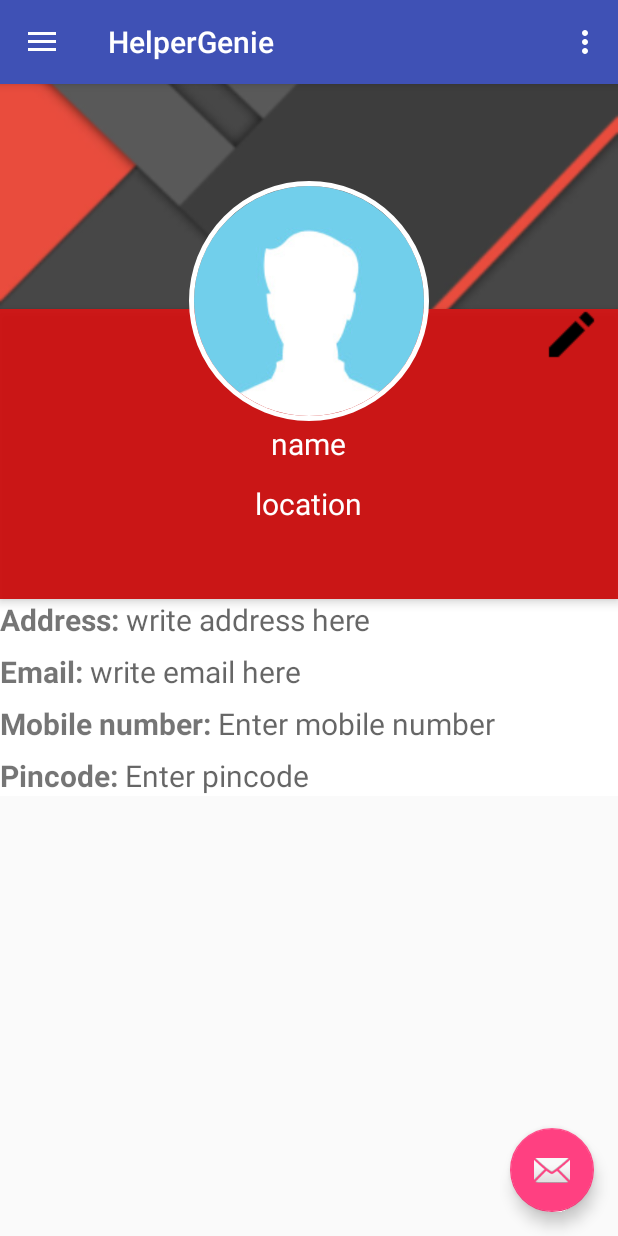
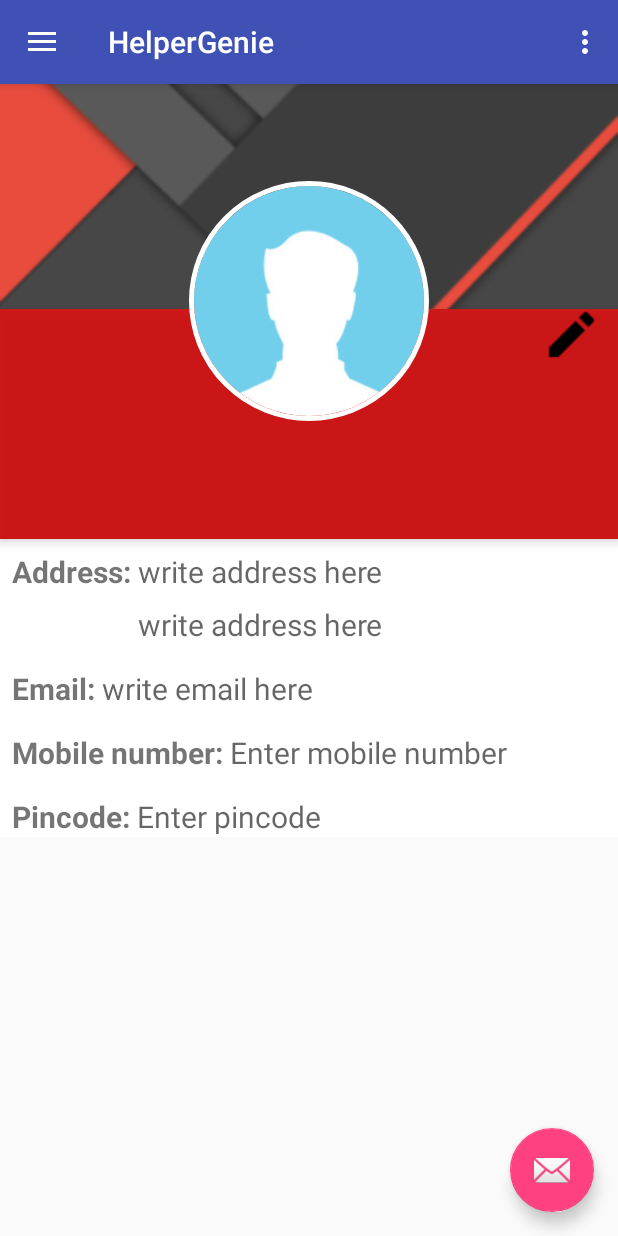
Before and after one commit to Lad-Rahul/HelperGenie, an Android app: the fragment ProfileActivity placed in its activity, on a phone screen of 412 x 824 dp. Run offline under Robolectric (Android 15) with nearby library versions, the phone set to English and light mode, and no system bars; our stand-ins replace CircleImageView, Firebase (no records; nobody signed in at launch, a user with empty details on screens opened directly); libraries missing offline, so code that uses them is left out: com.firebase.ui; 6 statements that could not run were skipped.

Commit message:
Added Profile functionality and retrieve user information

```diff
--- a/app/src/main/java/com/example/lad/helpergenie/FireUser.java
+++ b/app/src/main/java/com/example/lad/helpergenie/FireUser.java
@@ -4,6 +4,7 @@ import android.os.FileUriExposedException;
 
 public class FireUser {
     private String address;
+    private String address2;
     private String email;
     private String mobile;
     private String name;
@@ -12,8 +13,9 @@ public class FireUser {
     public FireUser(){
     }
 
-    public FireUser(String address,String email, String mobile,String name, String pincode){
-        this.address = address;
+    public FireUser(String address1,String address2,String email, String mobile,String name, String pincode){
+        this.address = address1;
+        this.address2 = address2;
         this.email = email;
         this.name = name;
         this.mobile = mobile ;
@@ -24,8 +26,16 @@ public class FireUser {
         return address;
     }
 
-    public void setAddress(String address) {
-        this.address = address;
+    public void setAddress(String address1) {
+        this.address = address1;
+    }
+
+    public String getAddress2() {
+        return address2;
+    }
+
+    public void setAddress2(String address2) {
+        this.address2 = address2;
     }
 
     public String getEmail() {
--- a/app/src/main/java/com/example/lad/helpergenie/MainActivity.java
+++ b/app/src/main/java/com/example/lad/helpergenie/MainActivity.java
@@ -80,6 +80,7 @@ public class MainActivity extends AppCompatActivity
         FirebaseUser user = auth.getCurrentUser();
         if (user != null) {
             // signed In
+            Toast.makeText(MainActivity.this, "User EmailId is "+user.getEmail().toString(), Toast.LENGTH_SHORT).show();
             Toast.makeText(MainActivity.this, user.getDisplayName()+" is Logged in !", Toast.LENGTH_SHORT).show();
         } else {
             // not signed in
--- a/app/src/main/java/com/example/lad/helpergenie/ProfileActivity.java
+++ b/app/src/main/java/com/example/lad/helpergenie/ProfileActivity.java
@@ -1,16 +1,25 @@
 package com.example.lad.helpergenie;
 
 
+import android.app.ProgressDialog;
 import android.os.Bundle;
 import android.support.annotation.Nullable;
 import android.support.v4.app.Fragment;
-import android.support.v7.app.AppCompatActivity;
+import android.util.Log;
 import android.view.LayoutInflater;
 import android.view.View;
 import android.view.ViewGroup;
+import android.widget.ProgressBar;
 import android.widget.TextView;
+import android.widget.Toast;
 
-import org.w3c.dom.Text;
+import com.google.firebase.auth.FirebaseAuth;
+import com.google.firebase.auth.FirebaseUser;
+import com.google.firebase.database.DataSnapshot;
+import com.google.firebase.database.DatabaseError;
+import com.google.firebase.database.DatabaseReference;
+import com.google.firebase.database.FirebaseDatabase;
+import com.google.firebase.database.ValueEventListener;
 
 
 /**
@@ -18,10 +27,16 @@ import org.w3c.dom.Text;
  */
 
 public class ProfileActivity extends Fragment {
-    private TextView mAddressTextView;
+    private TextView mAddressTextView3,mAddressTextView2;
     private TextView mEmailTextView;
     private TextView mMobileTextView;
     private TextView mPincodeTextView;
+    private TextView mName;
+    private FirebaseDatabase mData;
+    private DatabaseReference mRef;
+    private String name,email,pincode,address1,address2,mobile;
+    FirebaseAuth auth = FirebaseAuth.getInstance();
+
 
     View mView;
 
@@ -29,10 +44,75 @@ public class ProfileActivity extends Fragment {
     @Override
     public View onCreateView(LayoutInflater inflater, @Nullable ViewGroup container, Bundle savedInstanceState) {
         mView = inflater.inflate(R.layout.activity_profile,container,false);
-        mAddressTextView=(TextView)mView.findViewById(R.id.write_address);
+        final ProgressDialog pd = new ProgressDialog(getActivity());
+        pd.setTitle("Please Wait...");
+        pd.setMessage("Fetching Your Profile...");
+        pd.setProgressStyle(ProgressDialog.STYLE_SPINNER);
+        pd.setCancelable(false);
+        pd.show();
+        mAddressTextView3=(TextView)mView.findViewById(R.id.write_address3);
+        mAddressTextView2=(TextView)mView.findViewById(R.id.write_address2);
         mEmailTextView=(TextView)mView.findViewById(R.id.write_email);
         mMobileTextView=(TextView)mView.findViewById(R.id.write_mobile);
         mPincodeTextView=(TextView)mView.findViewById(R.id.write_pincode);
+        mName = (TextView)mView.findViewById(R.id.name);
+
+        mData = FirebaseDatabase.getInstance();
+
+        FirebaseUser user = auth.getCurrentUser();
+        String currUserEmail = "";
+        if (user != null) {
+            // signed In
+            currUserEmail = user.getEmail().toString().replace(".","").trim();
+            Toast.makeText(getActivity(),"Current email is "+ currUserEmail +".",Toast.LENGTH_LONG).show();
+        } else {
+            // not signed in
+        }
+        //String strrrr =  "user1@usrcom";
+        mRef = mData.getReference().child("users").child(currUserEmail);
+        //mRef = mData.getReference().child("users").child(currUserEmail);
+
+        ValueEventListener val = new ValueEventListener() {
+            @Override
+            public void onDataChange(DataSnapshot dataSnapshot) {
+                FireUser fireUser = dataSnapshot.getValue(FireUser.class);
+                name = fireUser.getName();
+                Toast.makeText(getActivity(), "Username is "+name, Toast.LENGTH_SHORT).show();
+                email = fireUser.getEmail();
+                Toast.makeText(getActivity(), "Email is "+email, Toast.LENGTH_SHORT).show();
+                pincode = fireUser.getPincode();
+                Toast.makeText(getActivity(), "Pincode is "+pincode, Toast.LENGTH_SHORT).show();
+                address1 = fireUser.getAddress();
+                Toast.makeText(getActivity(), "Address1 is "+address1, Toast.LENGTH_SHORT).show();
+                address2 = fireUser.getAddress2();
+                Toast.makeText(getActivity(), "Address2 is "+address2, Toast.LENGTH_SHORT).show();
+                mobile = fireUser.getMobile();
+                Toast.makeText(getActivity(), "Mobile is "+mobile, Toast.LENGTH_SHORT).show();
+
+
+                mEmailTextView.setText(email);
+                mMobileTextView.setText(mobile);
+                mPincodeTextView.setText(pincode);
+                mName.setText(name);
+                mAddressTextView3.setText(address1);
+                mAddressTextView2.setText(address2);
+
+                pd.cancel();
+
+                Log.d("Debugging : ","name is "+name);
+                Log.d("Debugging : ","Email is "+email);
+                Log.d("Debugging : ","Pincode is "+pincode);
+                Log.d("Debugging : ","Address1 is "+address1);
+                Log.d("Debugging : ","Address2 is "+address2);
+                Log.d("Debugging : ","Mobile is "+mobile);
+            }
+            @Override
+            public void onCancelled(DatabaseError databaseError) {
+
+            }
+        };
+        mRef.addValueEventListener(val);
+
         return mView;
     }
 }
--- a/app/src/main/java/com/example/lad/helpergenie/TrialFirebase.java
+++ b/app/src/main/java/com/example/lad/helpergenie/TrialFirebase.java
@@ -40,42 +40,17 @@ public class TrialFirebase extends AppCompatActivity {
         ValueEventListener val = new ValueEventListener() {
             @Override
             public void onDataChange(DataSnapshot dataSnapshot) {
-                /*ArrayList<DataSnapshot> dataSnapshots = new ArrayList<DataSnapshot>();
-                Iterable<DataSnapshot> children = dataSnapshot.getChildren();
-                for (DataSnapshot x : children){
-                    dataSnapshots.add(x);
-                }
-                Log.e("kjhkhjh","Count in 1st datasnapshots is "+dataSnapshots.get(0).getChildrenCount());
-                Log.e("kjhkhjh","Count in 2nd datasnapshots is "+dataSnapshots.get(1).getChildrenCount());
-                for (int y = 0; y < dataSnapshots.size() ; y++){
-                    Log.e("jhjkuhh","Size is now "+y);
-                }
-
-                ArrayList<String> strs = new ArrayList<String>();
-                for(DataSnapshot datas : dataSnapshots){
-                    strs.add(datas.getValue(String.class));
-                }
-
-                if(!strs.isEmpty()) {
-                    for (int p = 0; p < strs.size(); p++) {
-                        Log.e("Debugging ", p + "th String is " + strs.get(p));
-                    }
-                }else{
-                    Log.e("Sorry","Size is zero");
-                }
-                Log.e("Address is ",""+strs.get(0));*/
-
                 FireUser fireUser = dataSnapshot.getValue(FireUser.class);
                 String name = fireUser.getName();
                 String email = fireUser.getEmail();
                 String pincode = fireUser.getPincode();
-                String address = fireUser.getAddress();
+                String address1 = fireUser.getAddress();
                 String mobile = fireUser.getMobile();
 
                 Log.e("Debugging : ","name is "+name);
                 Log.e("Debugging : ","Email is "+email);
                 Log.e("Debugging : ","Pincode is "+pincode);
-                Log.e("Debugging : ","Address is "+address);
+                Log.e("Debugging : ","Address is "+address1);
                 Log.e("Debugging : ","Mobile is "+mobile);
             }
 
--- a/app/src/main/res/layout/activity_profile.xml
+++ b/app/src/main/res/layout/activity_profile.xml
@@ -65,15 +65,6 @@
                 android:text="name"
                 android:textColor="#fff"
                 android:textSize="20sp" />
-            <TextView
-                android:layout_width="wrap_content"
-                android:layout_height="wrap_content"
-                android:id="@+id/location"
-                android:text="location"
-                android:textSize="20sp"
-                android:layout_centerHorizontal="true"
-                android:textColor="#fff"
-                android:layout_marginTop="116dp"/>
         </RelativeLayout>
     <android.support.constraint.ConstraintLayout
         android:layout_width="match_parent"
@@ -82,81 +73,114 @@
         android:background="#fff"
         android:orientation="vertical"
         >
+
         <TextView
+            android:id="@+id/write_address2"
             android:layout_width="wrap_content"
             android:layout_height="wrap_content"
+            android:layout_marginTop="8dp"
+            android:clickable="true"
+            android:hint="write address here"
+            android:textSize="20sp"
+            app:layout_constraintLeft_toRightOf="@+id/address"
+            app:layout_constraintTop_toBottomOf="@+id/write_address3" />
+
+        <TextView
+            android:id="@+id/address"
+            android:layout_width="wrap_content"
+            android:layout_height="wrap_content"
+            android:layout_marginStart="8dp"
+            android:layout_marginTop="8dp"
             android:text="Address: "
             android:textSize="20sp"
-            android:id="@+id/address"
-            android:textStyle="bold"/>
+            android:textStyle="bold"
+            app:layout_constraintStart_toStartOf="parent"
+            app:layout_constraintTop_toTopOf="parent" />
+
         <TextView
+            android:id="@+id/write_address3"
             android:layout_width="wrap_content"
             android:layout_height="wrap_content"
+            android:layout_marginTop="8dp"
+            android:clickable="true"
             android:hint="write address here"
             android:textSize="20sp"
-            android:clickable="true"
-            android:id="@+id/write_address"
-            app:layout_constraintLeft_toRightOf="@+id/address"/>
+            app:layout_constraintLeft_toRightOf="@+id/address"
+            app:layout_constraintTop_toTopOf="parent" />
+
         <TextView
+            android:id="@+id/email"
             android:layout_width="wrap_content"
             android:layout_height="wrap_content"
+            android:layout_marginStart="8dp"
+            android:layout_marginTop="8dp"
+            android:paddingTop="7dp"
             android:text="Email: "
-            app:layout_constraintTop_toBottomOf="@+id/write_address"
+            android:textSize="20sp"
+            android:textStyle="bold"
+            app:layout_constraintStart_toStartOf="parent"
+            app:layout_constraintTop_toBottomOf="@+id/write_address2" />
+
+        <TextView
+            android:id="@+id/write_email"
+            android:layout_width="wrap_content"
+            android:layout_height="wrap_content"
+            android:layout_marginTop="8dp"
+            android:clickable="true"
+            android:hint="write email here"
             android:paddingTop="7dp"
             android:textSize="20sp"
-            android:id="@+id/email"
-            android:textStyle="bold"/>
+            app:layout_constraintLeft_toRightOf="@+id/email"
+            app:layout_constraintTop_toBottomOf="@+id/write_address2" />
+
         <TextView
+            android:id="@+id/mobile"
             android:layout_width="wrap_content"
             android:layout_height="wrap_content"
-            android:hint="write email here"
+            android:layout_marginStart="8dp"
+            android:layout_marginTop="8dp"
+            android:paddingTop="7dp"
+            android:text="Mobile number: "
             android:textSize="20sp"
-            android:paddingTop="7dp"
-            app:layout_constraintTop_toBottomOf="@id/write_address"
-            android:id="@+id/write_email"
-            android:clickable="true"
-            app:layout_constraintLeft_toRightOf="@+id/email"/>
+            android:textStyle="bold"
+            app:layout_constraintStart_toStartOf="parent"
+            app:layout_constraintTop_toBottomOf="@id/email" />
+
         <TextView
+            android:id="@+id/write_mobile"
             android:layout_width="wrap_content"
             android:layout_height="wrap_content"
-            android:text="Mobile number: "
-            android:id="@+id/mobile"
-            app:layout_constraintTop_toBottomOf="@id/email"
+            android:layout_marginTop="8dp"
+            android:clickable="true"
+            android:hint="Enter mobile number"
+            android:paddingTop="7dp"
+            android:textSize="20sp"
+            app:layout_constraintLeft_toRightOf="@id/mobile"
+            app:layout_constraintTop_toBottomOf="@id/write_email" />
+
+        <TextView
+            android:id="@+id/pincode"
+            android:layout_width="wrap_content"
+            android:layout_height="wrap_content"
+            android:layout_marginStart="8dp"
+            android:layout_marginTop="8dp"
+            android:paddingTop="7dp"
+            android:text="Pincode: "
             android:textSize="20sp"
             android:textStyle="bold"
-            android:paddingTop="7dp"
-            />
+            app:layout_constraintStart_toStartOf="parent"
+            app:layout_constraintTop_toBottomOf="@id/mobile" />
+
         <TextView
+            android:id="@+id/write_pincode"
             android:layout_width="wrap_content"
             android:layout_height="wrap_content"
-            android:hint="Enter mobile number"
+            android:layout_marginTop="8dp"
+            android:hint="Enter pincode"
+            android:paddingTop="7dp"
             android:textSize="20sp"
-            android:clickable="true"
-            android:id="@+id/write_mobile"
-            app:layout_constraintTop_toBottomOf="@id/write_email"
-            app:layout_constraintLeft_toRightOf="@id/mobile"
-            android:paddingTop="7dp"
-            />
-        <TextView
-            android:layout_width="wrap_content"
-            android:layout_height="wrap_content"
-            android:text="Pincode: "
-            android:textSize="20sp"
-            android:id="@+id/pincode"
-            android:textStyle="bold"
-            app:layout_constraintTop_toBottomOf="@id/mobile"
-            android:paddingTop="7dp"
-            />
-        <TextView
-            android:layout_width="wrap_content"
-            android:layout_height="wrap_content"
-            android:hint="Enter pincode"
-            android:textSize="20sp"
-            android:id="@+id/write_pincode"
-            app:layout_constraintTop_toBottomOf="@id/write_mobile"
             app:layout_constraintLeft_toRightOf="@id/pincode"
-            android:paddingTop="7dp"
-            />
+            app:layout_constraintTop_toBottomOf="@id/write_mobile" />
     </android.support.constraint.ConstraintLayout>
     </RelativeLayout>
 </ScrollView>
```
